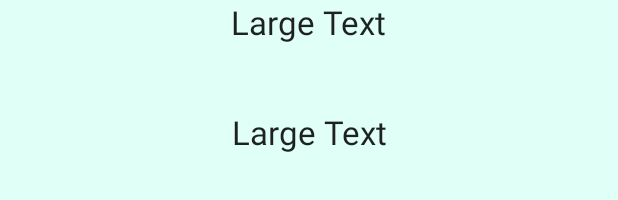
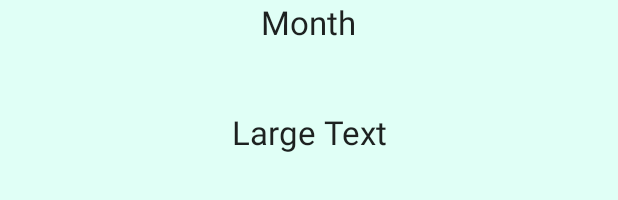
Before and after one commit to atiartalukdar/ExpenseManager, an Android app: the layout activity_add_expense.xml on its own in the app's theme, with its tools: preview values and no code run, on a phone screen of 412 x 824 dp. Shown: the top 200 px of the screen. Run offline under Robolectric (Android 15) with nearby library versions, the phone set to English and light mode, and no system bars.

Commit message:
FInally I'm successfull.!!!!!!!!!!!!!!!!!!!.....!!!!!!!!!!!
after come new month automatically open the first otherwise open then next month.

```diff
--- a/app/src/main/res/layout/activity_add_expense.xml
+++ b/app/src/main/res/layout/activity_add_expense.xml
@@ -17,7 +17,7 @@
             android:layout_height="wrap_content"
             android:layout_gravity="center"
             android:textAppearance="?android:attr/textAppearanceLarge"
-            android:text="Large Text"
+            android:text="Month"
             android:id="@+id/monthTV" />
 
         <TextView
```
Also changed, not shown: app/src/main/java/expensemanager/com/nothing2says/talukdar/expensemanager/MainActivity.java (+24 -1 lines).
